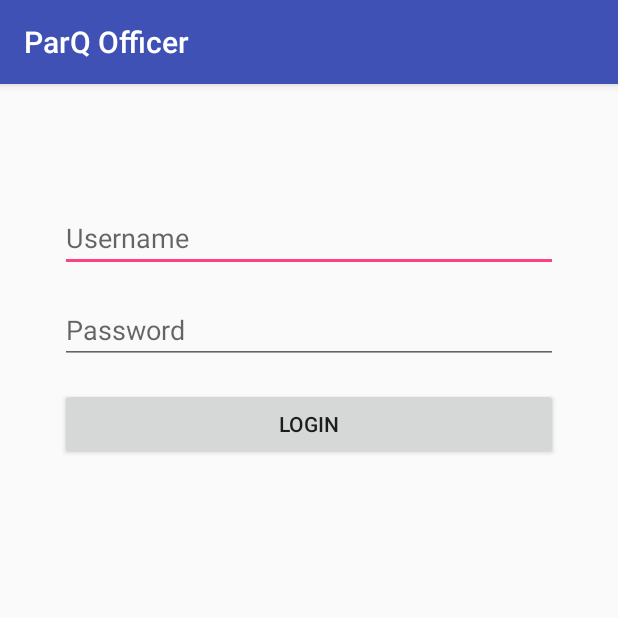
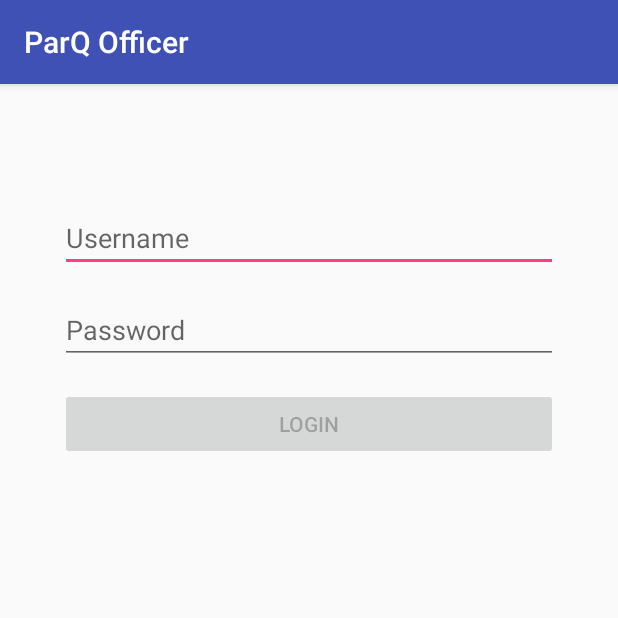
Before and after one commit to Ymcyk/ParQ-mobile-officer, an Android app: the screen it shows after launch (LoginActivity), on a phone screen of 412 x 824 dp, the top half of it. Run offline under Robolectric (Android 15) with nearby library versions, the phone set to English and light mode, and no system bars.

```diff
--- a/app/src/main/res/layout/activity_login.xml
+++ b/app/src/main/res/layout/activity_login.xml
@@ -44,6 +44,8 @@
             android:layout_height="wrap_content"
             android:layout_marginTop="8dp"
             android:layout_marginBottom="8dp"
+            android:enabled="false"
+            android:onClick="loginOnClick"
             android:text="@string/login"/>
     </LinearLayout>
 </ScrollView>
```
